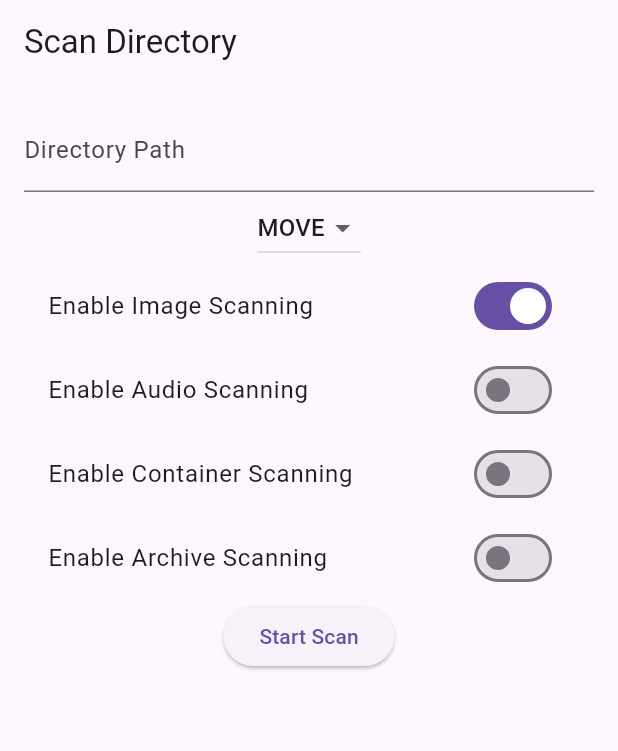
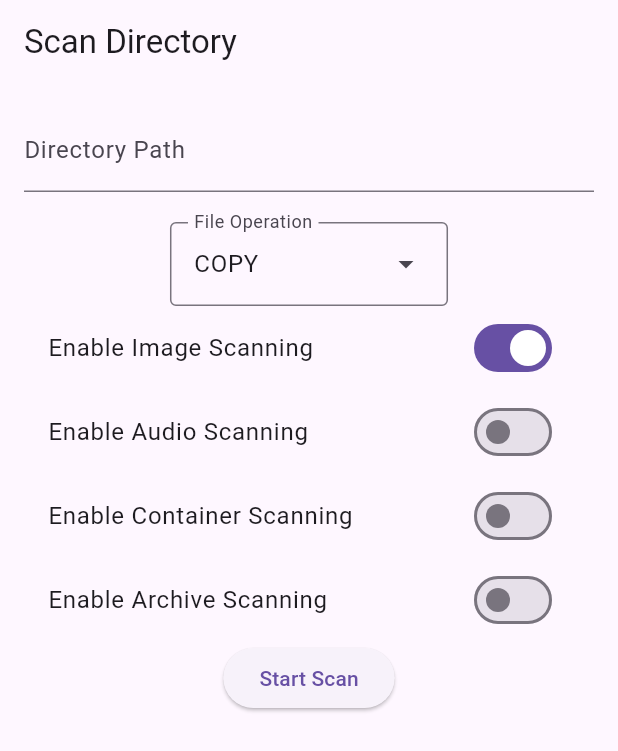
Before and after one commit to sandulachedumitru/MediaManagerUI, a Flutter app: the screen it shows after launch, on a phone screen of 412 x 824 dp. Shown: the top 751 px of the screen. Run offline on Flutter 3.47's test engine with Material 3 defaults, Android fonts, the phone set to English and light mode, and no system bars.

Commit message:
media manager UI - refactoring to reflects the new Server requests

```diff
--- a/lib/models/scan_request.dart
+++ b/lib/models/scan_request.dart
@@ -1,6 +1,8 @@
+import '../screens/file_operation.dart';
+
 class ScanRequest {
   final String scanDirectory;
-  final String operation;
+  final FileOperation operation;
   final bool imageEnabled;
   final bool audioEnabled;
   final bool containerEnabled;
@@ -18,7 +20,7 @@ class ScanRequest {
   Map<String, dynamic> toJson() {
     return {
       'scanDirectory': scanDirectory,
-      'operation': operation,
+      'operation': operation.label,
       'imageEnabled': imageEnabled,
       'audioEnabled': audioEnabled,
       'containerEnabled': containerEnabled,
@@ -29,7 +31,7 @@ class ScanRequest {
   factory ScanRequest.fromJson(Map<String, dynamic> json) {
     return ScanRequest(
       scanDirectory: json['scanDirectory'],
-      operation: json['operation'],
+      operation: FileOperation.values.firstWhere((e) => e.label == json['operation']),
       imageEnabled: json['imageEnabled'],
       audioEnabled: json['audioEnabled'],
       containerEnabled: json['containerEnabled'],
--- /dev/null
+++ b/lib/screens/file_operation.dart
@@ -0,0 +1,7 @@
+enum FileOperation {
+  copy('COPY'),
+  move('MOVE');
+
+  const FileOperation(this.label);
+  final String label;
+}
--- a/lib/screens/scan_screen.dart
+++ b/lib/screens/scan_screen.dart
@@ -2,6 +2,7 @@ import 'package:flutter/material.dart';
 
 import '../models/scan_request.dart';
 import '../services/api_service.dart';
+import 'file_operation.dart';
 
 class ScanScreen extends StatefulWidget {
   const ScanScreen({super.key});
@@ -13,7 +14,9 @@ class ScanScreen extends StatefulWidget {
 
 class _ScanScreenState extends State<ScanScreen> {
   final TextEditingController _directoryController = TextEditingController();
-  String _operation = 'MOVE';
+  final TextEditingController _fileOperationController = TextEditingController();
+
+  FileOperation _operation = FileOperation.copy;
   bool _imageEnabled = true;
   bool _audioEnabled = false;
   bool _containerEnabled = false;
@@ -44,18 +47,23 @@ class _ScanScreenState extends State<ScanScreen> {
               controller: _directoryController,
               decoration: const InputDecoration(labelText: 'Directory Path'),
             ),
-            DropdownButton<String>(
-              value: _operation,
-              onChanged: (String? newValue) {
+            const Padding(
+                padding: EdgeInsets.fromLTRB(0, 20, 0, 0),
+            ),
+            DropdownMenu<FileOperation>(
+              initialSelection: FileOperation.copy,
+              controller: _fileOperationController,
+              requestFocusOnTap: true,
+              label: const Text('File Operation'),
+              onSelected: (FileOperation? newValue) {
                 setState(() {
                   _operation = newValue!;
                 });
               },
-              items: ['MOVE', 'COPY']
-                  .map<DropdownMenuItem<String>>((String value) {
-                return DropdownMenuItem<String>(
-                  value: value,
-                  child: Text(value),
+              dropdownMenuEntries: FileOperation.values.map<DropdownMenuEntry<FileOperation>>((operation) {
+                return DropdownMenuEntry<FileOperation>(
+                  value: operation,
+                  label: operation.label,
                 );
               }).toList(),
             ),
--- a/lib/services/api_service.dart
+++ b/lib/services/api_service.dart
@@ -6,7 +6,7 @@ import '../models/media_files.dart';
 import '../models/scan_request.dart';
 
 class ApiService {
-  static const String baseUrl = 'http://localhost:8080/api';
+  static const String baseUrl = 'http://localhost:8080/api/media';
 
   static Future<void> scanFiles(ScanRequest request) async {
     final url = Uri.parse('$baseUrl/scan');
```
